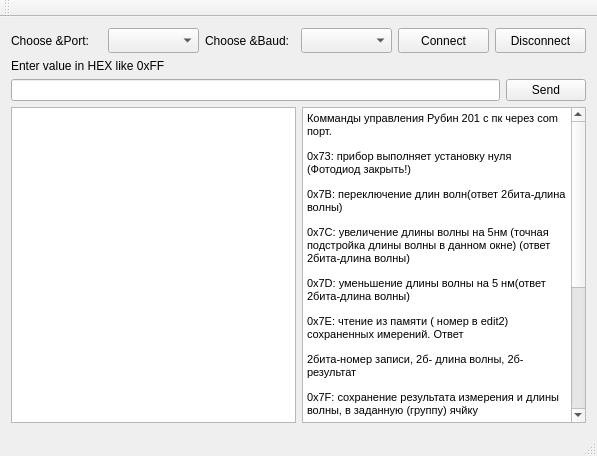
Before: the Qt Designer form principalwindow.ui in reinerwaldmann/RS232SimpleConsole, drawn with Qt 5.
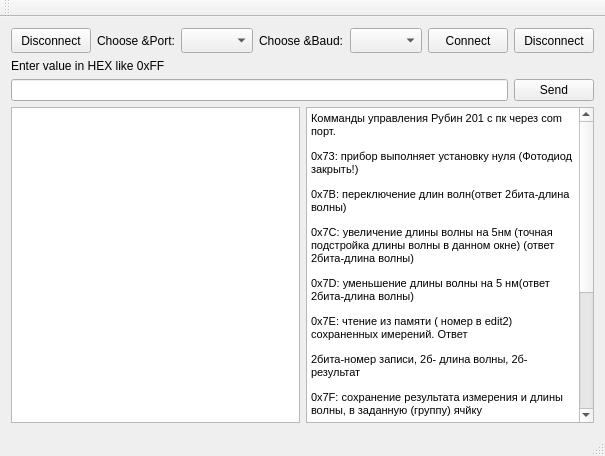
After: the same form once the commit is applied.

```diff
--- a/principalwindow.ui
+++ b/principalwindow.ui
@@ -17,6 +17,19 @@
    <layout class="QVBoxLayout" name="verticalLayout">
     <item>
      <layout class="QHBoxLayout" name="horizontalLayout_2">
+      <item>
+       <widget class="QPushButton" name="pushDisconnect_2">
+        <property name="minimumSize">
+         <size>
+          <width>0</width>
+          <height>25</height>
+         </size>
+        </property>
+        <property name="text">
+         <string>Disconnect</string>
+        </property>
+       </widget>
+      </item>
       <item>
        <widget class="QLabel" name="labelCoosePort">
         <property name="text">
```
